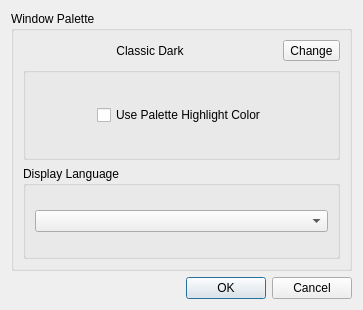
This is preferencesdialog.ui in FortuneStreetModding/fortune-avenue-qt as Qt 5 draws it before an edit. The edited form follows.
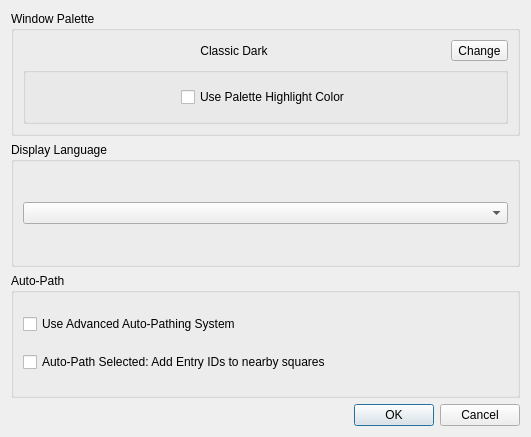
This is the edited form.

Commit message: Move Use Advanced Auto-Path option to Preferences and add toggle for determining whether or not Auto-Path Selected should add Entry IDs to nearby squares

Diff of the .ui file:
```diff
--- a/preferencesdialog.ui
+++ b/preferencesdialog.ui
@@ -6,12 +6,12 @@
    <rect>
     <x>0</x>
     <y>0</y>
-    <width>363</width>
-    <height>310</height>
+    <width>531</width>
+    <height>437</height>
    </rect>
   </property>
   <property name="windowTitle">
-   <string>Dialog</string>
+   <string>Preferences</string>
   </property>
   <property name="sizeGripEnabled">
    <bool>false</bool>
@@ -116,6 +116,9 @@
         </layout>
        </widget>
       </item>
+     </layout>
+    </widget>
+   </item>
       <item>
        <widget class="QGroupBox" name="programLanguageGroupBox">
         <property name="title">
@@ -126,6 +129,26 @@
           <widget class="QComboBox" name="languageComboBox"/>
          </item>
         </layout>
+    </widget>
+   </item>
+   <item>
+    <widget class="QGroupBox" name="autoPathGroupBox">
+     <property name="title">
+      <string>Auto-Path</string>
+     </property>
+     <layout class="QVBoxLayout" name="verticalLayout_3">
+      <item>
+       <widget class="QCheckBox" name="useAdvancedAutoPathingSystemCheckbox">
+        <property name="text">
+         <string>Use Advanced Auto-Pathing System</string>
+        </property>
+       </widget>
+      </item>
+      <item>
+       <widget class="QCheckBox" name="autoPathSelectedShouldAddEntryIdsToNearbySquaresCheckBox">
+        <property name="text">
+         <string>Auto-Path Selected: Add Entry IDs to nearby squares</string>
+        </property>
        </widget>
       </item>
      </layout>
```
Lines whose indentation alone changed are shown as unchanged. The commit also changes 10 other files.
